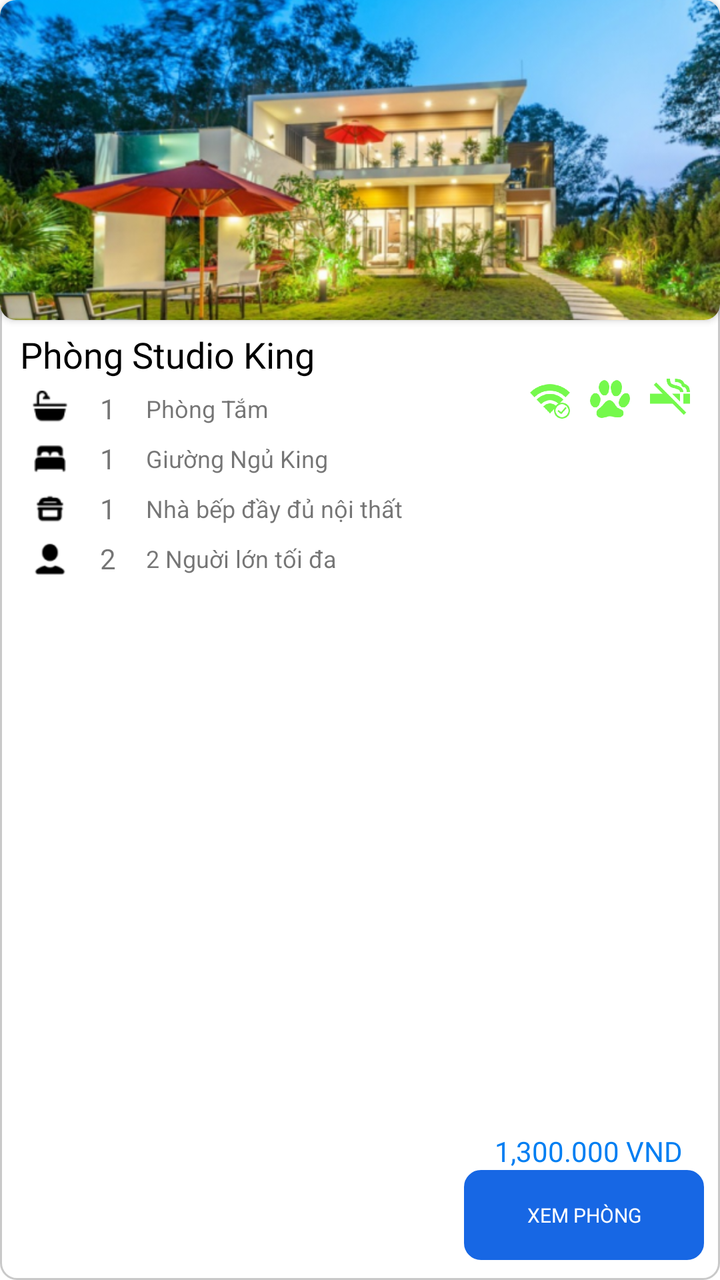
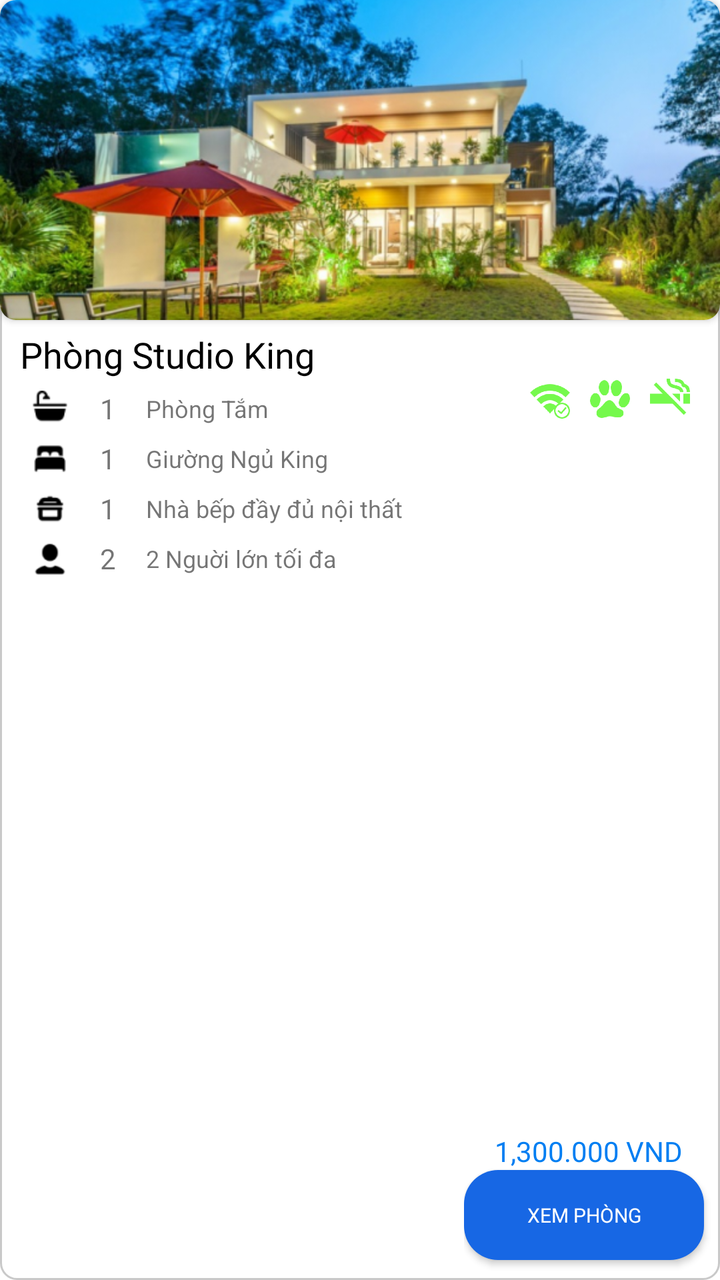

Two renders of the same Android screen: before a commit and after it. Below are the layout's source before the change and the commit's diff.
<!-- AndroidManifest.xml: application theme Base.Theme.TEPTimeshareExchangePlatform -->
<!-- res/layout/item_resort_room_type.xml -->
<?xml version="1.0" encoding="utf-8"?>
<androidx.constraintlayout.widget.ConstraintLayout
    xmlns:android="http://schemas.android.com/apk/res/android"
    xmlns:app="http://schemas.android.com/apk/res-auto"
    xmlns:tools="http://schemas.android.com/tools"
    android:background="@drawable/background_stroke_around"
    android:layout_marginBottom="20dp"
    android:layout_width="match_parent"
    android:layout_height="300dp">
    
    <androidx.cardview.widget.CardView
        android:id="@+id/cardView2"
        android:layout_width="match_parent"
        android:layout_height="160dp"
        app:cardCornerRadius="8dp"
        app:layout_constraintEnd_toEndOf="parent"
        app:layout_constraintStart_toStartOf="parent"
        app:layout_constraintTop_toTopOf="parent">

        <ImageView
            android:id="@+id/im_room_type_image"
            android:layout_width="match_parent"
            android:layout_height="match_parent"
            android:scaleType="centerCrop"
            android:src="@drawable/im_material_resort" />
    </androidx.cardview.widget.CardView>

    
    <androidx.constraintlayout.widget.ConstraintLayout
        android:id="@+id/constraintLayout"
        android:layout_width="match_parent"
        android:layout_height="wrap_content"
        android:paddingStart="5dp"
        android:paddingTop="5dp"
        android:paddingEnd="5dp"
        android:paddingBottom="10dp"
        app:layout_constraintEnd_toEndOf="parent"
        app:layout_constraintHorizontal_bias="0.0"
        app:layout_constraintStart_toStartOf="parent"
        app:layout_constraintTop_toBottomOf="@+id/cardView2">
        
        <TextView
            android:id="@+id/tv_room_name"
            android:layout_width="match_parent"
            android:layout_height="wrap_content"
            android:layout_marginStart="5dp"
            android:fontFamily="@font/inter_bold"
            android:maxLines="1"
            android:text="Phòng Studio King"
            android:textColor="@color/black"
            android:textSize="18dp"
            app:layout_constraintEnd_toEndOf="parent"
            app:layout_constraintStart_toStartOf="parent"
            app:layout_constraintTop_toTopOf="parent" />

        
        <LinearLayout
            android:id="@+id/linearLayout2"
            android:layout_width="match_parent"
            android:layout_height="wrap_content"
            android:layout_marginStart="5dp"
            android:layout_marginEnd="150dp"
            android:orientation="vertical"
            app:layout_constraintStart_toStartOf="parent"
            app:layout_constraintTop_toBottomOf="@+id/tv_room_name">

            
            <LinearLayout
                android:layout_width="match_parent"
                android:layout_height="wrap_content"
                android:layout_marginTop="5dp"
                android:gravity="center|left"
                android:minHeight="20dp"
                android:orientation="horizontal">

                <ImageView
                    android:layout_width="30dp"
                    android:layout_height="20dp"
                    android:layout_marginEnd="10dp"
                    android:src="@drawable/ic_bathtub" />

                <TextView
                    android:layout_width="wrap_content"
                    android:layout_height="wrap_content"
                    android:layout_marginEnd="10dp"
                    android:fontFamily="@font/inter_semibold"
                    android:text="1"
                    android:textSize="14dp" />

                <TextView
                    android:id="@+id/tv_location"
                    android:layout_width="match_parent"
                    android:layout_height="wrap_content"
                    android:layout_marginStart="5dp"
                    android:gravity="center|left"
                    android:maxLines="1"
                    android:text="Phòng Tắm"
                    android:textSize="12dp" />
            </LinearLayout>

            
            <LinearLayout
                android:layout_width="match_parent"
                android:layout_height="wrap_content"
                android:layout_marginTop="5dp"
                android:gravity="center|left"
                android:minHeight="20dp"
                android:orientation="horizontal">

                <ImageView
                    android:layout_width="30dp"
                    android:layout_height="20dp"
                    android:layout_marginEnd="10dp"
                    android:src="@drawable/ic_bedroom" />

                <TextView
                    android:layout_width="wrap_content"
                    android:layout_height="wrap_content"
                    android:layout_marginEnd="10dp"
                    android:fontFamily="@font/inter_semibold"
                    android:text="1"
                    android:textSize="14dp" />

                <TextView
                    android:layout_width="match_parent"
                    android:layout_height="wrap_content"
                    android:layout_marginStart="5dp"
                    android:gravity="center|left"
                    android:maxLines="1"
                    android:text="Giường Ngủ King"
                    android:textSize="12dp" />
            </LinearLayout>

            
            <LinearLayout
                android:layout_width="match_parent"
                android:layout_height="wrap_content"
                android:layout_marginTop="5dp"
                android:gravity="center|left"
                android:minHeight="20dp"
                android:orientation="horizontal">

                <ImageView
                    android:layout_width="30dp"
                    android:layout_height="20dp"
                    android:layout_marginEnd="10dp"
                    android:src="@drawable/ic_kitchen" />

                <TextView
                    android:layout_width="wrap_content"
                    android:layout_height="wrap_content"
                    android:layout_marginEnd="10dp"
                    android:fontFamily="@font/inter_semibold"
                    android:text="1"
                    android:textSize="14dp" />

                <TextView
                    android:layout_width="match_parent"
                    android:layout_height="wrap_content"
                    android:layout_marginStart="5dp"
                    android:gravity="center|left"
                    android:maxLines="1"
                    android:text="Nhà bếp đầy đủ nội thất"
                    android:textSize="12dp" />
            </LinearLayout>

            
            <LinearLayout
                android:layout_width="match_parent"
                android:layout_height="wrap_content"
                android:layout_marginTop="5dp"
                android:gravity="center|left"
                android:minHeight="20dp"
                android:orientation="horizontal">

                <ImageView
                    android:layout_width="30dp"
                    android:layout_height="20dp"
                    android:layout_marginEnd="10dp"
                    android:src="@drawable/ic_person" />

                <TextView
                    android:layout_width="wrap_content"
                    android:layout_height="wrap_content"
                    android:layout_marginEnd="10dp"
                    android:fontFamily="@font/inter_semibold"
                    android:text="2"
                    android:textSize="14dp" />

                <TextView
                    android:layout_width="match_parent"
                    android:layout_height="wrap_content"
                    android:layout_marginStart="5dp"
                    android:gravity="center|left"
                    android:maxLines="1"
                    android:text="2 Nguời lớn tối đa"
                    android:textSize="12dp" />
            </LinearLayout>


        </LinearLayout>

        
        <LinearLayout
            android:layout_width="wrap_content"
            android:layout_height="wrap_content"
            android:orientation="horizontal"
            app:layout_constraintEnd_toEndOf="parent"
            app:layout_constraintTop_toBottomOf="@+id/tv_room_name">

            <ImageView
                android:layout_width="20dp"
                android:layout_height="20dp"
                android:layout_marginEnd="10dp"
                android:src="@drawable/ic_wifi" />

            <ImageView
                android:layout_width="20dp"
                android:layout_height="20dp"
                android:layout_marginEnd="10dp"
                android:src="@drawable/ic_pet" />

            <ImageView
                android:layout_width="20dp"
                android:layout_height="20dp"
                android:layout_marginEnd="10dp"
                android:src="@drawable/ic_smoing" />

        </LinearLayout>


    </androidx.constraintlayout.widget.ConstraintLayout>

    
    


    
    <androidx.constraintlayout.widget.ConstraintLayout
        android:id="@+id/constraintLayout5"
        android:layout_width="wrap_content"
        android:layout_height="wrap_content"
        android:orientation="horizontal"
        app:layout_constraintBottom_toBottomOf="parent"
        app:layout_constraintEnd_toEndOf="parent">


        
        <androidx.appcompat.widget.AppCompatButton
            android:id="@+id/appCompatButton"
            android:layout_width="120dp"
            android:layout_height="45dp"
            android:layout_marginEnd="8dp"
            android:layout_marginBottom="10dp"
            android:background="@drawable/background_stroke_around"
            android:backgroundTint="@color/blue_btn_search"
            android:fontFamily="@font/inter_semibold"
            android:text="Xem Phòng"
            android:textColor="@color/white"
            android:textSize="10dp"
            app:layout_constraintBottom_toBottomOf="parent"
            app:layout_constraintEnd_toEndOf="parent">

        </androidx.appcompat.widget.AppCompatButton>


        <TextView
            android:id="@+id/tv_price"
            android:layout_width="wrap_content"
            android:layout_height="wrap_content"
            android:fontFamily="@font/inter_extrabold"
            android:gravity="center|left"
            android:text="1,300.000 VND "
            android:textColor="@color/blue_full"
            android:textSize="14dp"
            app:layout_constraintBottom_toTopOf="@+id/appCompatButton"
            app:layout_constraintEnd_toEndOf="parent"
            app:layout_constraintStart_toStartOf="parent" />


    </androidx.constraintlayout.widget.ConstraintLayout>




    













</androidx.constraintlayout.widget.ConstraintLayout>
<!-- resources referenced by this layout -->
<resources>
  <color name="black">#FF000000</color>
  <color name="blue_btn_search">#1767E4</color>
  <color name="blue_full">#007EF2</color>
  <color name="white">#FFFFFFFF</color>
  <!-- drawable background_stroke_around (drawable) -->
  <?xml version="1.0" encoding="utf-8"?>
  <shape xmlns:android="http://schemas.android.com/apk/res/android"
      android:shape="rectangle"
      >
      <stroke android:width="1dp" android:color="@color/primary_background"/>
      <corners android:radius="8dp"/>
  
  </shape>
  <!-- drawable ic_bathtub: png bitmap (drawable, 554 bytes) -->
  <!-- drawable ic_bedroom: png bitmap (drawable, 494 bytes) -->
  <!-- drawable ic_kitchen: png bitmap (drawable, 525 bytes) -->
  <!-- drawable ic_person: png bitmap (drawable, 633 bytes) -->
  <!-- drawable ic_pet: png bitmap (drawable, 5543 bytes) -->
  <!-- drawable ic_smoing: png bitmap (drawable, 3409 bytes) -->
  <!-- drawable ic_wifi: png bitmap (drawable, 6485 bytes) -->
  <!-- drawable im_material_resort: png bitmap (drawable, 362643 bytes) -->
  <style name="Base.Theme.TEPTimeshareExchangePlatform" parent="Theme.MaterialComponents.DayNight.NoActionBar">
          <item name="android:statusBarColor">@color/white</item>
          <item name="android:windowLightStatusBar">true</item> 
      </style>
  <color name="primary_background">#C9C9C9</color>
</resources>

<!-- the commit's change to res/layout/item_resort_room_type.xml (unified diff, before → after) -->
@@ -231,9 +231,6 @@
 
     </androidx.constraintlayout.widget.ConstraintLayout>
 
-    
-    
-
 
     
     <androidx.constraintlayout.widget.ConstraintLayout
@@ -247,12 +244,12 @@
 
         
         <androidx.appcompat.widget.AppCompatButton
-            android:id="@+id/appCompatButton"
+            android:id="@+id/btn_view_room"
             android:layout_width="120dp"
             android:layout_height="45dp"
             android:layout_marginEnd="8dp"
             android:layout_marginBottom="10dp"
-            android:background="@drawable/background_stroke_around"
+            android:background="@drawable/ripple_effect_white"
             android:backgroundTint="@color/blue_btn_search"
             android:fontFamily="@font/inter_semibold"
             android:text="Xem Phòng"
@@ -273,28 +270,14 @@
             android:text="1,300.000 VND "
             android:textColor="@color/blue_full"
             android:textSize="14dp"
-            app:layout_constraintBottom_toTopOf="@+id/appCompatButton"
+            app:layout_constraintBottom_toTopOf="@+id/btn_view_room"
             app:layout_constraintEnd_toEndOf="parent"
             app:layout_constraintStart_toStartOf="parent" />
 
-
     </androidx.constraintlayout.widget.ConstraintLayout>
 
 
 
 
-    
-
-
-
-
-
-
-
-
-
-
-
-
 
 </androidx.constraintlayout.widget.ConstraintLayout>
<!-- resource entries referenced after the edit -->
@@ -21,10 +21,22 @@
   <!-- drawable ic_smoing: png bitmap (drawable, 3409 bytes) -->
   <!-- drawable ic_wifi: png bitmap (drawable, 6485 bytes) -->
   <!-- drawable im_material_resort: png bitmap (drawable, 362643 bytes) -->
+  <!-- drawable ripple_effect_white (drawable) -->
+  <?xml version="1.0" encoding="utf-8"?>
+  <ripple xmlns:android="http://schemas.android.com/apk/res/android"
+      android:color="?android:attr/colorControlHighlight">
+      <item>
+          <shape android:shape="rectangle">
+              <corners android:radius="17dp"></corners>
+              <solid android:color="@color/gray_light_background"></solid>
+          </shape>
+      </item>
+  </ripple>
   <style name="Base.Theme.TEPTimeshareExchangePlatform" parent="Theme.MaterialComponents.DayNight.NoActionBar">
           <item name="android:statusBarColor">@color/white</item>
           <item name="android:windowLightStatusBar">true</item> 
       </style>
   <color name="primary_background">#C9C9C9</color>
+  <color name="gray_light_background">#EDF2F6</color>
 </resources>
 
